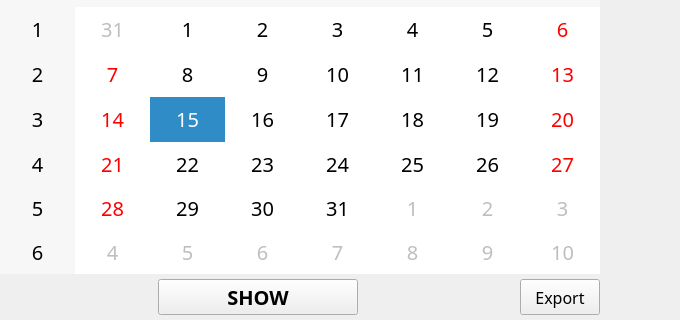
First picture: the form in Report.ui, repository zhuojiahu/yanzheng, before the edit; both pictures show x 0 to 680 and y 541 to 861 of the 1307 by 861 pixel window.
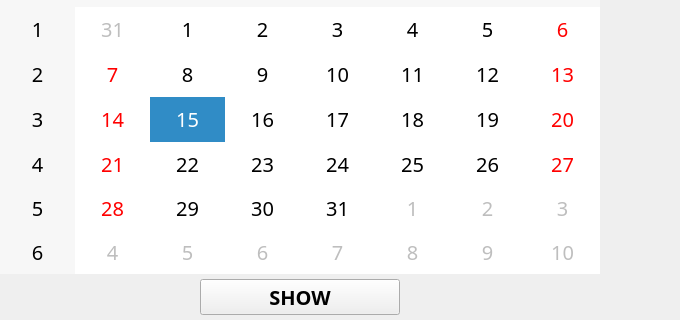
Second picture: the form after the edit. Custom widgets are drawn as their Qt base class.

The edit to the form file:
```diff
--- a/Report.ui
+++ b/Report.ui
@@ -177,27 +177,6 @@
             </property>
            </spacer>
           </item>
-          <item>
-           <widget class="QPushButton" name="Btn_Export">
-            <property name="sizePolicy">
-             <sizepolicy hsizetype="Minimum" vsizetype="Preferred">
-              <horstretch>0</horstretch>
-              <verstretch>0</verstretch>
-             </sizepolicy>
-            </property>
-            <property name="font">
-             <font>
-              <family>微软雅黑</family>
-              <pointsize>12</pointsize>
-              <weight>50</weight>
-              <bold>false</bold>
-             </font>
-            </property>
-            <property name="text">
-             <string>Export</string>
-            </property>
-           </widget>
-          </item>
          </layout>
         </item>
        </layout>
```
